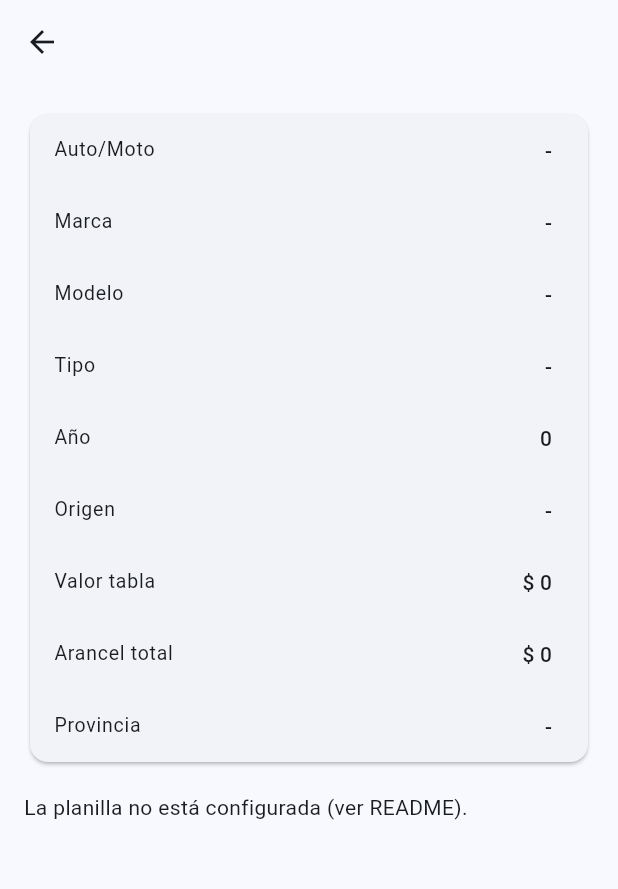
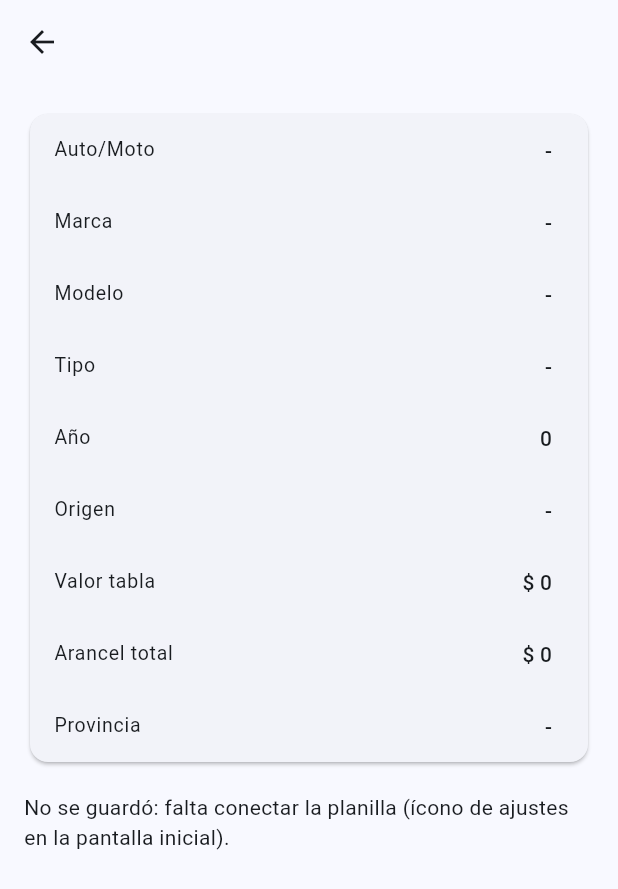
Before and after one commit to martin-perti/consulta-dominio, a Flutter app: the ResultadoPage screen opened directly with empty values, on a phone screen of 412 x 824 dp. Shown: the top 889 px of the screen. Run offline on Flutter 3.47's test engine with Material 3 defaults, Android fonts, the phone set to English and light mode, and no system bars; our stand-ins replace image_picker, shared_preferences, webview_flutter; missing offline and left inert: google_mlkit_text_recognition; accounts and stored records are empty.

Commit message:
Conectar la planilla desde los ajustes de la app
El link y la clave de Apps Script se cargan en un diálogo de ajustes y se
guardan en el teléfono, así no hace falta rearmar el APK para conectar la
planilla. Los valores de compilación siguen funcionando como respaldo.

Co-Authored-By: Claude Opus 5.5 (1M context) <noreply@anthropic.com>
Claude-Session: https://claude.ai/code/session_01WskzkqqqEeuqynpPvtbupx

```diff
--- /dev/null
+++ b/lib/ajustes.dart
@@ -0,0 +1,41 @@
+import 'package:shared_preferences/shared_preferences.dart';
+
+import 'config.dart';
+
+/// Datos que el usuario carga en la app: su nombre y la conexión con la
+/// planilla. Si no cargó la planilla, se usan los valores de compilación
+/// (SHEETS_URL y SHEETS_TOKEN), si los hay.
+class Ajustes {
+  const Ajustes({
+    required this.usuario,
+    required this.sheetsUrl,
+    required this.sheetsToken,
+  });
+
+  final String usuario;
+  final String sheetsUrl;
+  final String sheetsToken;
+
+  bool get planillaConfigurada => sheetsUrl.isNotEmpty;
+
+  static Future<Ajustes> cargar() async {
+    final prefs = await SharedPreferences.getInstance();
+    String leer(String clave, String porDefecto) {
+      final v = prefs.getString(clave) ?? '';
+      return v.isEmpty ? porDefecto : v;
+    }
+
+    return Ajustes(
+      usuario: prefs.getString('usuario') ?? '',
+      sheetsUrl: leer('sheetsUrl', Config.sheetsUrl),
+      sheetsToken: leer('sheetsToken', Config.sheetsToken),
+    );
+  }
+
+  Future<void> guardar() async {
+    final prefs = await SharedPreferences.getInstance();
+    await prefs.setString('usuario', usuario);
+    await prefs.setString('sheetsUrl', sheetsUrl);
+    await prefs.setString('sheetsToken', sheetsToken);
+  }
+}
--- a/lib/config.dart
+++ b/lib/config.dart
@@ -4,8 +4,7 @@
 ///   flutter run --dart-define=SHEETS_URL=https://script.google.com/... \
 ///               --dart-define=SHEETS_TOKEN=mi-clave
 class Config {
-  static const estimadorUrl =
-      'https://www2.jus.gov.ar/dnrpa-site/#!/estimador';
+  static const estimadorUrl = 'https://www2.jus.gov.ar/dnrpa-site/#!/estimador';
 
   /// Valor declarado fijo. El arancel se calcula sobre el mayor entre este
   /// valor y el de tabla, así que con un valor bajo siempre aparece el de tabla.
--- a/lib/estimador_js.dart
+++ b/lib/estimador_js.dart
@@ -96,7 +96,8 @@ return 'listo';
 
 /// Devuelve un JSON con las tablas y los textos de la página, o "" si
 /// todavía no apareció el resultado.
-const jsLeerResultado = '''
+const jsLeerResultado =
+    '''
 (function() {
 $_comunes
 var texto = norm(document.body.innerText);
--- a/lib/pantallas/resultado_page.dart
+++ b/lib/pantallas/resultado_page.dart
@@ -1,13 +1,16 @@
 import 'package:flutter/material.dart';
-import 'package:shared_preferences/shared_preferences.dart';
 
+import '../ajustes.dart';
 import '../resultado.dart';
 import '../sheets.dart';
 
 /// Muestra los datos del vehículo y los guarda en la planilla.
 class ResultadoPage extends StatefulWidget {
-  const ResultadoPage({required this.resultado, SheetsClient? sheets, super.key})
-      : _sheets = sheets;
+  const ResultadoPage({
+    required this.resultado,
+    SheetsClient? sheets,
+    super.key,
+  }) : _sheets = sheets;
 
   final ResultadoEstimador resultado;
   final SheetsClient? _sheets;
@@ -18,6 +21,7 @@ class ResultadoPage extends StatefulWidget {
 
 class _ResultadoPageState extends State<ResultadoPage> {
   late final SheetsClient _sheets = widget._sheets ?? SheetsClient();
+  bool? _configurado;
   bool _guardando = false;
   int? _indice;
   String? _error;
@@ -25,7 +29,7 @@ class _ResultadoPageState extends State<ResultadoPage> {
   @override
   void initState() {
     super.initState();
-    if (_sheets.configurado) _guardar();
+    _guardar();
   }
 
   Future<void> _guardar() async {
@@ -34,11 +38,11 @@ class _ResultadoPageState extends State<ResultadoPage> {
       _error = null;
     });
     try {
-      final prefs = await SharedPreferences.getInstance();
-      final indice = await _sheets.guardar(
-        widget.resultado,
-        usuario: prefs.getString('usuario') ?? '',
-      );
+      final ajustes = await Ajustes.cargar();
+      if (!mounted) return;
+      setState(() => _configurado = ajustes.planillaConfigurada);
+      if (!ajustes.planillaConfigurada) return;
+      final indice = await _sheets.guardar(widget.resultado, ajustes);
       if (mounted) setState(() => _indice = indice);
     } on Exception catch (e) {
       if (mounted) setState(() => _error = e.toString());
@@ -95,8 +99,11 @@ class _ResultadoPageState extends State<ResultadoPage> {
   }
 
   Widget _estadoPlanilla(BuildContext context) {
-    if (!_sheets.configurado) {
-      return const Text('La planilla no está configurada (ver README).');
+    if (_configurado == false) {
+      return const Text(
+        'No se guardó: falta conectar la planilla (ícono de ajustes en la '
+        'pantalla inicial).',
+      );
     }
     if (_guardando) {
       return const ListTile(
--- a/lib/sheets.dart
+++ b/lib/sheets.dart
@@ -2,7 +2,7 @@ import 'dart:convert';
 
 import 'package:http/http.dart' as http;
 
-import 'config.dart';
+import 'ajustes.dart';
 import 'resultado.dart';
 
 class SheetsException implements Exception {
@@ -19,33 +19,35 @@ class SheetsClient {
 
   final http.Client _client;
 
-  bool get configurado => Config.sheetsUrl.isNotEmpty;
-
-  Future<int> guardar(ResultadoEstimador r, {required String usuario}) async {
-    if (!configurado) {
-      throw SheetsException('Falta configurar la URL de la planilla (SHEETS_URL).');
+  Future<int> guardar(ResultadoEstimador r, Ajustes ajustes) async {
+    if (!ajustes.planillaConfigurada) {
+      throw SheetsException('Falta conectar la planilla (ícono de ajustes).');
     }
     final cuerpo = jsonEncode({
-      'token': Config.sheetsToken,
-      'usuario': usuario,
+      'token': ajustes.sheetsToken,
+      'usuario': ajustes.usuario,
       ...r.toJson(),
     });
 
     // Apps Script responde a los POST con una redirección (302) a otra
     // dirección donde queda la respuesta. Los datos ya se guardaron con el
     // POST; el GET posterior solo sirve para leer el resultado.
-    final req = http.Request('POST', Uri.parse(Config.sheetsUrl))
+    final req = http.Request('POST', Uri.parse(ajustes.sheetsUrl))
       ..headers['Content-Type'] = 'text/plain; charset=utf-8'
       ..body = cuerpo
       ..followRedirects = false;
     var resp = await http.Response.fromStream(await _client.send(req));
     if (resp.isRedirect || resp.statusCode == 302 || resp.statusCode == 303) {
       final destino = resp.headers['location'];
-      if (destino == null) throw SheetsException('La planilla no respondió bien.');
+      if (destino == null) {
+        throw SheetsException('La planilla no respondió bien.');
+      }
       resp = await _client.get(Uri.parse(destino));
     }
     if (resp.statusCode != 200) {
-      throw SheetsException('La planilla respondió con error ${resp.statusCode}.');
+      throw SheetsException(
+        'La planilla respondió con error ${resp.statusCode}.',
+      );
     }
     final json = jsonDecode(resp.body) as Map<String, dynamic>;
     if (json['ok'] != true) {
```
Also changed, not shown: lib/pantallas/consulta_page.dart (+89 -30 lines), 1 other file.
